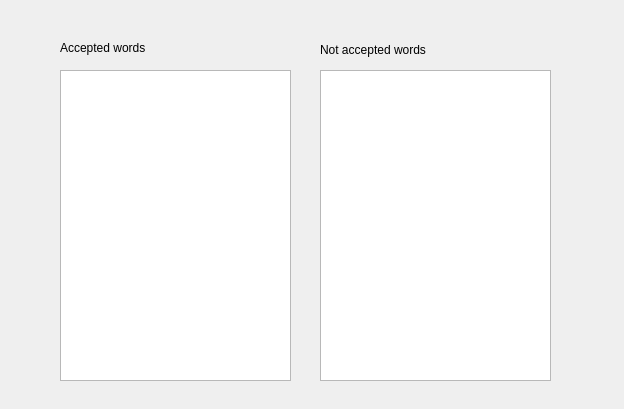
Old version of the form Interfata/Interfata/CheckWords.ui in the repository AngAnda/Finite-Automata-Interface.
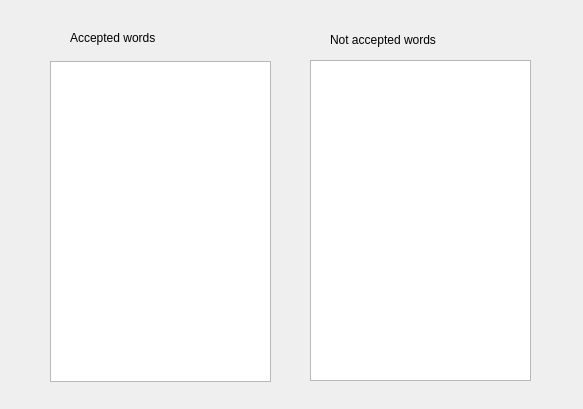
New version of the form.

Commit message: Made the display of accepted and rejected words

Patch:
```diff
--- a/Interfata/Interfata/CheckWords.ui
+++ b/Interfata/Interfata/CheckWords.ui
@@ -6,38 +6,18 @@
    <rect>
     <x>0</x>
     <y>0</y>
-    <width>624</width>
+    <width>583</width>
     <height>409</height>
    </rect>
   </property>
   <property name="windowTitle">
    <string>CheckWords</string>
   </property>
-  <widget class="QTextEdit" name="textEdit">
-   <property name="geometry">
-    <rect>
-     <x>60</x>
-     <y>70</y>
-     <width>231</width>
-     <height>311</height>
-    </rect>
-   </property>
-  </widget>
-  <widget class="QTextEdit" name="textEdit_2">
-   <property name="geometry">
-    <rect>
-     <x>320</x>
-     <y>70</y>
-     <width>231</width>
-     <height>311</height>
-    </rect>
-   </property>
-  </widget>
   <widget class="QLabel" name="label">
    <property name="geometry">
     <rect>
-     <x>60</x>
-     <y>40</y>
+     <x>70</x>
+     <y>30</y>
      <width>121</width>
      <height>16</height>
     </rect>
@@ -49,8 +29,8 @@
   <widget class="QLabel" name="label_2">
    <property name="geometry">
     <rect>
-     <x>320</x>
-     <y>40</y>
+     <x>330</x>
+     <y>30</y>
      <width>121</width>
      <height>20</height>
     </rect>
@@ -59,6 +39,26 @@
     <string>Not accepted words</string>
    </property>
   </widget>
+  <widget class="QListWidget" name="listWidgetAccepted">
+   <property name="geometry">
+    <rect>
+     <x>50</x>
+     <y>61</y>
+     <width>221</width>
+     <height>321</height>
+    </rect>
+   </property>
+  </widget>
+  <widget class="QListWidget" name="listWidgetRejected">
+   <property name="geometry">
+    <rect>
+     <x>310</x>
+     <y>60</y>
+     <width>221</width>
+     <height>321</height>
+    </rect>
+   </property>
+  </widget>
  </widget>
  <layoutdefault spacing="6" margin="11"/>
  <resources/>
```
The commit also changes 5 other files.
